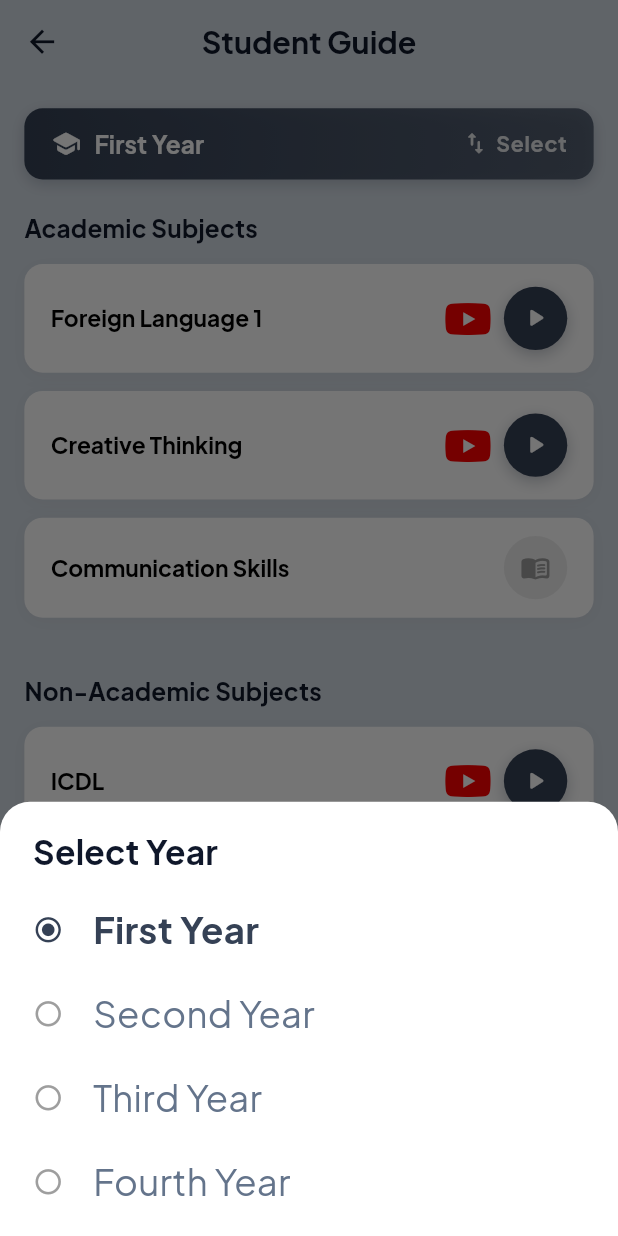
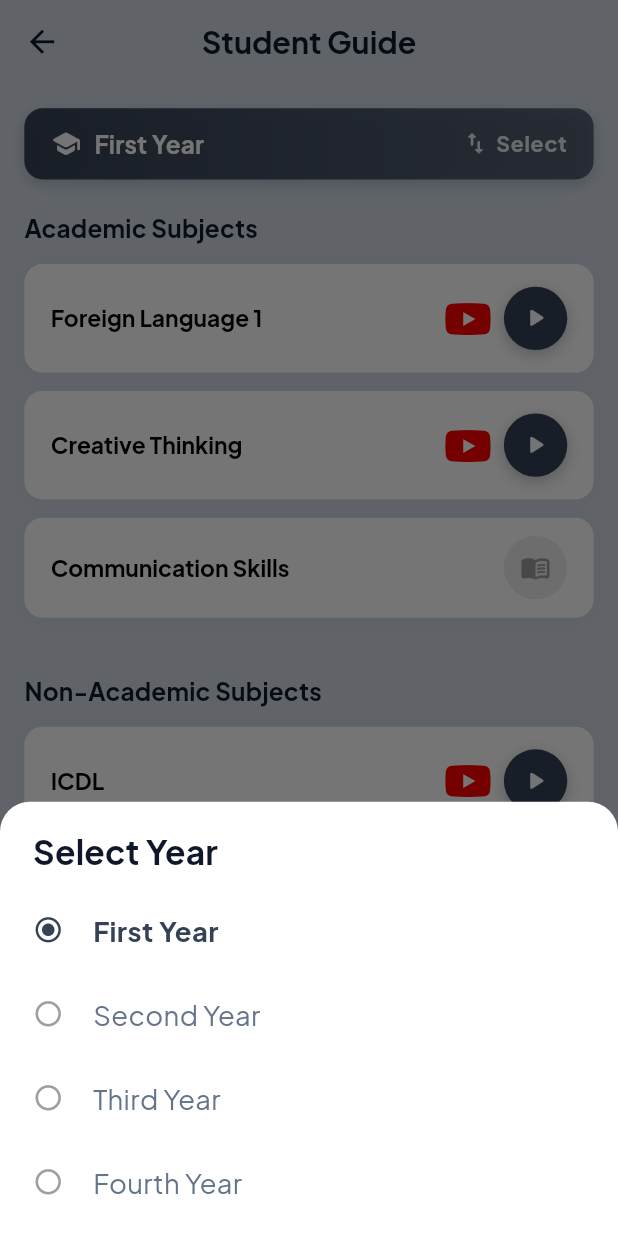
Before and after one commit to MohamedRefky/Eduon, a Flutter app: the StudentGuideScreen screen opened directly, after a tap on "First Year", on a phone screen of 412 x 824 dp. Run offline on Flutter 3.47's test engine with Material 3 defaults, Android fonts, the phone set to English and light mode, and no system bars; our stand-ins replace bloc, cached_network_image, dio, equatable, firebase_auth, firebase_core and 17 more; accounts and stored records are empty; project files that could hold a hidden picture were left out.

Commit message:
feat: add YearPickerSheet widget for selecting academic year in student guide

```diff
--- a/lib/features/student_guide/widgets/year_picker_sheet.dart
+++ b/lib/features/student_guide/widgets/year_picker_sheet.dart
@@ -1,9 +1,10 @@
 import 'package:eduon/core/constants/app_sizes.dart';
+import 'package:eduon/core/widgets/custom_snack_bar.dart';
+import 'package:eduon/l10n/app_localizations.dart';
 import 'package:flutter/material.dart';
-import 'package:eduon/l10n/app_localizations.dart';
 import 'package:flutter_bloc/flutter_bloc.dart';
-import 'package:eduon/core/widgets/custom_snack_bar.dart';
 import 'package:gap/gap.dart';
+
 import '../cubit/student_guide_cubit.dart';
 
 class YearPickerSheet extends StatelessWidget {
@@ -25,7 +26,10 @@ class YearPickerSheet extends StatelessWidget {
       ),
       builder: (_) => BlocProvider.value(
         value: cubit,
-        child: YearPickerSheet(currentYear: currentYear, parentContext: context),
+        child: YearPickerSheet(
+          currentYear: currentYear,
+          parentContext: context,
+        ),
       ),
     );
   }
@@ -77,6 +81,7 @@ class YearPickerSheet extends StatelessWidget {
               title: Text(
                 entry.$2,
                 style: textTheme.bodyMedium?.copyWith(
+                  fontSize: AppSizes.sp18,
                   fontWeight: isSelected ? FontWeight.bold : FontWeight.normal,
                   color: isSelected ? colorScheme.primary : null,
                 ),
```
